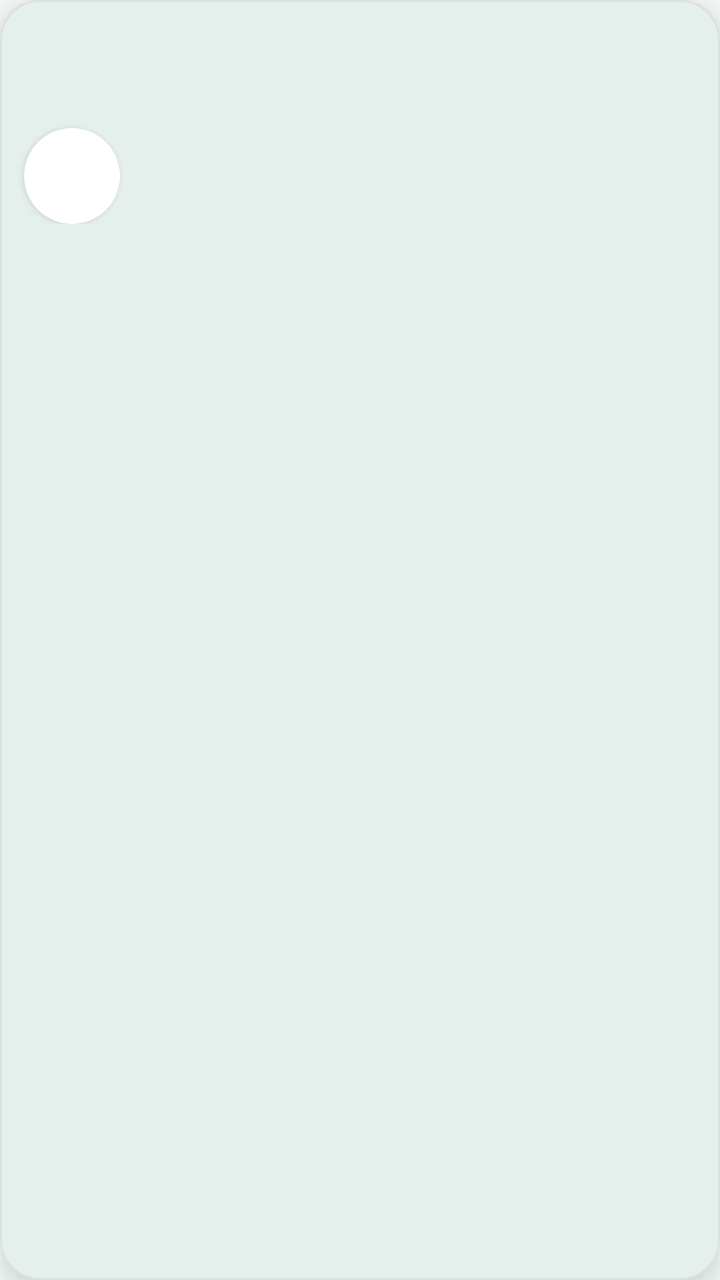
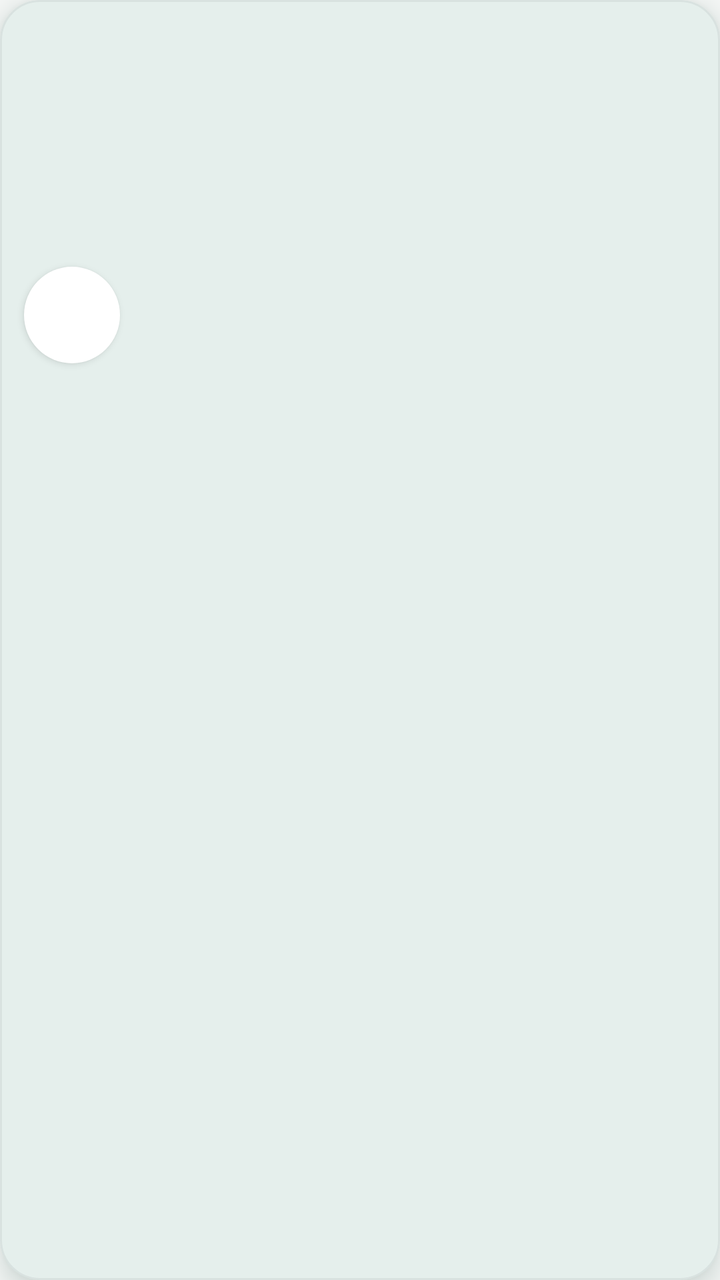

Compare the two renders of this Android layout. The source of the first and the diff that turns it into the second are given below.
<!-- AndroidManifest.xml: application theme Theme.ShareBite -->
<!-- res/layout/item_provider_card.xml -->
<?xml version="1.0" encoding="utf-8"?>
<com.google.android.material.card.MaterialCardView xmlns:android="http://schemas.android.com/apk/res/android"
    android:layout_width="200dp"
    android:layout_height="wrap_content"
    android:layout_marginTop="@dimen/space_s"
    android:layout_marginEnd="14dp"
    android:layout_marginBottom="@dimen/space_l"
    android:clickable="true"
    android:focusable="true">

    <LinearLayout
        android:layout_width="match_parent"
        android:layout_height="wrap_content"
        android:orientation="vertical">

        <FrameLayout
            android:layout_width="match_parent"
            android:layout_height="112dp">

            <ImageView
                android:id="@+id/placeCover"
                android:layout_width="match_parent"
                android:layout_height="88dp"
                android:contentDescription="@null"
                android:scaleType="centerCrop" />

            <ImageView
                android:id="@+id/placeLogo"
                android:layout_width="48dp"
                android:layout_height="48dp"
                android:layout_gravity="bottom|start"
                android:layout_marginStart="@dimen/space_m"
                android:background="@drawable/bg_logo_ring"
                android:contentDescription="@null"
                android:elevation="2dp"
                android:padding="2dp" />
        </FrameLayout>

        <LinearLayout
            android:layout_width="match_parent"
            android:layout_height="wrap_content"
            android:orientation="vertical"
            android:paddingHorizontal="@dimen/space_m"
            android:paddingTop="@dimen/space_xs"
            android:paddingBottom="@dimen/space_m">

            <TextView
                android:id="@+id/placeName"
                android:layout_width="match_parent"
                android:layout_height="wrap_content"
                android:ellipsize="end"
                android:maxLines="1"
                android:textAppearance="@style/TextAppearance.ShareBite.Title" />

            <TextView
                android:id="@+id/placeType"
                android:layout_width="match_parent"
                android:layout_height="wrap_content"
                android:ellipsize="end"
                android:maxLines="1"
                android:textAppearance="@style/TextAppearance.ShareBite.Caption" />

            <TextView
                android:id="@+id/placeMeta"
                android:layout_width="match_parent"
                android:layout_height="wrap_content"
                android:layout_marginTop="@dimen/space_xs"
                android:textAppearance="@style/TextAppearance.ShareBite.Label"
                android:textColor="@color/forest_green" />
        </LinearLayout>
    </LinearLayout>
</com.google.android.material.card.MaterialCardView>
<!-- resources referenced by this layout -->
<resources>
  <color name="forest_green">#0B6B4F</color>
  <dimen name="space_l">16dp</dimen>
  <dimen name="space_m">12dp</dimen>
  <dimen name="space_s">8dp</dimen>
  <dimen name="space_xs">4dp</dimen>
  <!-- drawable bg_logo_ring (drawable) -->
  <?xml version="1.0" encoding="utf-8"?>
  <shape xmlns:android="http://schemas.android.com/apk/res/android" android:shape="oval">
      <solid android:color="@color/white" />
  </shape>
  <style name="TextAppearance.ShareBite.Caption" parent="TextAppearance.Material3.BodySmall">
          <item name="android:textColor">@color/charcoal_secondary</item>
      </style>
  <style name="TextAppearance.ShareBite.Label" parent="TextAppearance.Material3.LabelMedium">
          <item name="android:textColor">@color/charcoal_secondary</item>
          <item name="android:fontFamily">sans-serif-medium</item>
      </style>
  <style name="TextAppearance.ShareBite.Title" parent="TextAppearance.Material3.TitleMedium">
          <item name="android:textColor">@color/charcoal</item>
          <item name="android:fontFamily">sans-serif-medium</item>
      </style>
  <color name="white">#FFFFFF</color>
  <color name="charcoal_secondary">#475467</color>
  <color name="charcoal">#101828</color>
  <color name="soft_green">#BFEBD8</color>
  <color name="forest_green_dark">#063F30</color>
  <color name="leaf_green">#1F9D74</color>
  <color name="mint_container">#E6F5EE</color>
  <color name="discount_amber">#B54708</color>
  <color name="error_red">#D92D20</color>
  <color name="cream">#F4F6F5</color>
  <color name="cream_dark">#E9EDEB</color>
  <color name="charcoal_hint">#98A2B3</color>
  <color name="divider">#E4E7EC</color>
  <style name="ShapeAppearance.ShareBite.Small" parent="ShapeAppearance.Material3.SmallComponent">
          <item name="cornerSize">@dimen/radius_m</item>
      </style>
  <style name="ShapeAppearance.ShareBite.Medium" parent="ShapeAppearance.Material3.MediumComponent">
          <item name="cornerSize">@dimen/radius_l</item>
      </style>
  <style name="Widget.ShareBite.Button" parent="Widget.Material3.Button">
          <item name="android:minHeight">@dimen/button_height</item>
          <item name="android:textAppearance">@style/TextAppearance.ShareBite.Button</item>
          <item name="shapeAppearance">@style/ShapeAppearance.ShareBite.Small</item>
      </style>
  <style name="Widget.ShareBite.Toolbar" parent="Widget.Material3.Toolbar">
          <item name="android:background">@color/cream</item>
          <item name="titleTextAppearance">@style/TextAppearance.ShareBite.ToolbarTitle</item>
          <item name="titleTextColor">@color/charcoal</item>
      </style>
  <dimen name="radius_m">14dp</dimen>
  <dimen name="radius_l">20dp</dimen>
  <dimen name="card_elevation">6dp</dimen>
  <color name="card_stroke">#0F101828</color>
  <color name="shadow_tint">#0B3D2E</color>
  <dimen name="button_height">52dp</dimen>
  <style name="TextAppearance.ShareBite.Button" parent="TextAppearance.Material3.LabelLarge">
          <item name="android:fontFamily">sans-serif-medium</item>
          <item name="android:textSize">15sp</item>
          <item name="android:textAllCaps">false</item>
      </style>
  <style name="TextAppearance.ShareBite.ToolbarTitle" parent="TextAppearance.Material3.TitleLarge">
          <item name="android:fontFamily">sans-serif-medium</item>
          <item name="android:textColor">@color/charcoal</item>
      </style>
  <style name="Widget.ShareBite.BottomNav.Indicator" parent="Widget.Material3.BottomNavigationView.ActiveIndicator">
          <item name="android:color">@color/mint_container</item>
      </style>
  <style name="TextAppearance.ShareBite.NavLabel" parent="TextAppearance.Material3.LabelSmall">
          <item name="android:fontFamily">sans-serif-medium</item>
          <item name="android:textSize">11sp</item>
      </style>
  <style name="ShapeAppearance.ShareBite.Chip" parent="">
          <item name="cornerFamily">rounded</item>
          <item name="cornerSize">50%</item>
      </style>
  <!-- unchanged entries left out for length: 5 -->
</resources>

<!-- the commit's change to res/layout/item_provider_card.xml (unified diff, before → after) -->
@@ -1,5 +1,6 @@
 <?xml version="1.0" encoding="utf-8"?>
 <com.google.android.material.card.MaterialCardView xmlns:android="http://schemas.android.com/apk/res/android"
+    xmlns:app="http://schemas.android.com/apk/res-auto"
     android:layout_width="200dp"
     android:layout_height="wrap_content"
     android:layout_marginTop="@dimen/space_s"
@@ -8,65 +9,73 @@
     android:clickable="true"
     android:focusable="true">
 
-    <LinearLayout
+    <androidx.constraintlayout.widget.ConstraintLayout
         android:layout_width="match_parent"
         android:layout_height="wrap_content"
-        android:orientation="vertical">
+        android:paddingBottom="@dimen/space_m">
 
-        <FrameLayout
-            android:layout_width="match_parent"
-            android:layout_height="112dp">
+        <ImageView
+            android:id="@+id/placeCover"
+            android:layout_width="0dp"
+            android:layout_height="0dp"
+            android:contentDescription="@null"
+            android:scaleType="centerCrop"
+            app:layout_constraintDimensionRatio="16:7"
+            app:layout_constraintEnd_toEndOf="parent"
+            app:layout_constraintStart_toStartOf="parent"
+            app:layout_constraintTop_toTopOf="parent" />
 
-            <ImageView
-                android:id="@+id/placeCover"
-                android:layout_width="match_parent"
-                android:layout_height="88dp"
-                android:contentDescription="@null"
-                android:scaleType="centerCrop" />
+        <ImageView
+            android:id="@+id/placeLogo"
+            android:layout_width="48dp"
+            android:layout_height="48dp"
+            android:layout_marginStart="@dimen/space_m"
+            android:background="@drawable/bg_logo_ring"
+            android:contentDescription="@null"
+            android:elevation="2dp"
+            android:padding="2dp"
+            app:layout_constraintBottom_toBottomOf="@id/placeCover"
+            app:layout_constraintStart_toStartOf="parent"
+            app:layout_constraintTop_toBottomOf="@id/placeCover" />
 
-            <ImageView
-                android:id="@+id/placeLogo"
-                android:layout_width="48dp"
-                android:layout_height="48dp"
-                android:layout_gravity="bottom|start"
-                android:layout_marginStart="@dimen/space_m"
-                android:background="@drawable/bg_logo_ring"
-                android:contentDescription="@null"
-                android:elevation="2dp"
-                android:padding="2dp" />
-        </FrameLayout>
+        <TextView
+            android:id="@+id/placeMeta"
+            android:layout_width="0dp"
+            android:layout_height="wrap_content"
+            android:layout_marginStart="@dimen/space_s"
+            android:layout_marginEnd="@dimen/space_m"
+            android:layout_marginTop="@dimen/space_xs"
+            android:ellipsize="end"
+            android:maxLines="1"
+            android:textAppearance="@style/TextAppearance.ShareBite.Label"
+            android:textColor="@color/forest_green"
+            app:layout_constraintEnd_toEndOf="parent"
+            app:layout_constraintStart_toEndOf="@id/placeLogo"
+            app:layout_constraintTop_toBottomOf="@id/placeCover" />
 
-        <LinearLayout
-            android:layout_width="match_parent"
+        <TextView
+            android:id="@+id/placeName"
+            android:layout_width="0dp"
             android:layout_height="wrap_content"
-            android:orientation="vertical"
-            android:paddingHorizontal="@dimen/space_m"
-            android:paddingTop="@dimen/space_xs"
-            android:paddingBottom="@dimen/space_m">
+            android:layout_marginHorizontal="@dimen/space_m"
+            android:layout_marginTop="@dimen/space_xs"
+            android:ellipsize="end"
+            android:maxLines="1"
+            android:textAppearance="@style/TextAppearance.ShareBite.Title"
+            app:layout_constraintEnd_toEndOf="parent"
+            app:layout_constraintStart_toStartOf="parent"
+            app:layout_constraintTop_toBottomOf="@id/placeLogo" />
 
-            <TextView
-                android:id="@+id/placeName"
-                android:layout_width="match_parent"
-                android:layout_height="wrap_content"
-                android:ellipsize="end"
-                android:maxLines="1"
-                android:textAppearance="@style/TextAppearance.ShareBite.Title" />
-
-            <TextView
-                android:id="@+id/placeType"
-                android:layout_width="match_parent"
-                android:layout_height="wrap_content"
-                android:ellipsize="end"
-                android:maxLines="1"
-                android:textAppearance="@style/TextAppearance.ShareBite.Caption" />
-
-            <TextView
-                android:id="@+id/placeMeta"
-                android:layout_width="match_parent"
-                android:layout_height="wrap_content"
-                android:layout_marginTop="@dimen/space_xs"
-                android:textAppearance="@style/TextAppearance.ShareBite.Label"
-                android:textColor="@color/forest_green" />
-        </LinearLayout>
-    </LinearLayout>
+        <TextView
+            android:id="@+id/placeType"
+            android:layout_width="0dp"
+            android:layout_height="wrap_content"
+            android:layout_marginHorizontal="@dimen/space_m"
+            android:ellipsize="end"
+            android:maxLines="1"
+            android:textAppearance="@style/TextAppearance.ShareBite.Caption"
+            app:layout_constraintEnd_toEndOf="parent"
+            app:layout_constraintStart_toStartOf="parent"
+            app:layout_constraintTop_toBottomOf="@id/placeName" />
+    </androidx.constraintlayout.widget.ConstraintLayout>
 </com.google.android.material.card.MaterialCardView>
